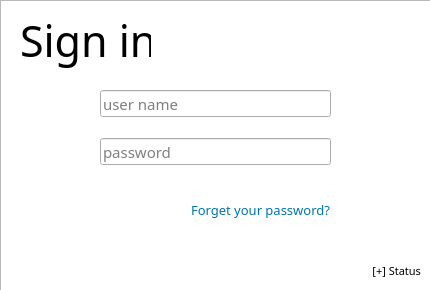
This is 003_qt_loginInterface_test/src/mainwindow.ui in aben20807/Qt_projects as Qt 5 draws it before an edit. The edited form follows.
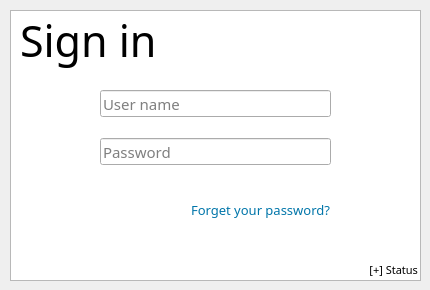
This is the edited form. Icons and pictures are not drawn.

Patch:
```diff
--- a/003_qt_loginInterface_test/src/mainwindow.ui
+++ b/003_qt_loginInterface_test/src/mainwindow.ui
@@ -74,7 +74,7 @@
      <enum>QLineEdit::Password</enum>
     </property>
     <property name="placeholderText">
-     <string>password</string>
+     <string>Password</string>
     </property>
    </widget>
    <widget class="QLabel" name="label_logo">
@@ -82,7 +82,7 @@
      <rect>
       <x>20</x>
       <y>10</y>
-      <width>131</width>
+      <width>141</width>
       <height>61</height>
      </rect>
     </property>
@@ -114,16 +114,16 @@
      </font>
     </property>
     <property name="placeholderText">
-     <string>user name</string>
+     <string>User name</string>
     </property>
    </widget>
    <widget class="QGraphicsView" name="graphicsView">
     <property name="geometry">
      <rect>
-      <x>0</x>
-      <y>0</y>
-      <width>431</width>
-      <height>291</height>
+      <x>10</x>
+      <y>10</y>
+      <width>411</width>
+      <height>271</height>
      </rect>
     </property>
     <property name="cursor" stdset="0">
@@ -205,8 +205,8 @@
    <widget class="QLabel" name="label_status">
     <property name="geometry">
      <rect>
-      <x>310</x>
-      <y>250</y>
+      <x>307</x>
+      <y>249</y>
       <width>111</width>
       <height>41</height>
      </rect>
```
